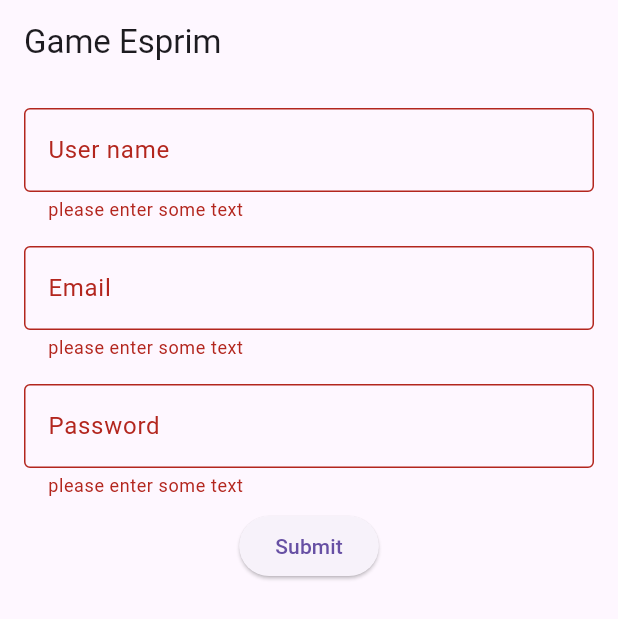
After one commit to doratekaya/FlutterProject_ESPRIM, a Flutter app: the screen it shows after launch, after a tap on "Submit", on a phone screen of 412 x 824 dp. The commit adds this screen. Shown: the top 619 px of the screen. Run offline on Flutter 3.47's test engine with Material 3 defaults, Android fonts, the light colour scheme and no system bars.

Commit message:
Inscription pages

```diff
--- /dev/null
+++ b/lib/authScreens/inscription.dart
@@ -0,0 +1,81 @@
+import 'package:flutter/material.dart';
+
+class Inscription extends StatefulWidget {
+  const Inscription({super.key});
+
+  @override
+  State<Inscription> createState() => _InscriptionState();
+}
+
+class _InscriptionState extends State<Inscription> {
+  GlobalKey<FormState> form=GlobalKey();
+
+  @override
+  Widget build(BuildContext context) {
+    return Scaffold(
+      appBar: AppBar(title: Text("Game Esprim"),),
+      body: Padding(
+        padding: const EdgeInsets.all(8.0),
+        child: ListView(
+          children: [
+            Form(
+              key: form,
+              child: Column(children: [
+
+                //1 text 1
+              Padding(
+                padding: const EdgeInsets.all(8.0),
+                child: TextFormField(
+
+                  decoration: InputDecoration(
+                    labelText: 'User name',
+                    border: OutlineInputBorder(),
+                  ),validator: ((value) {
+                    if (value!.isEmpty){
+                      return'please enter some text';
+                    }
+                  }),
+                ),
+              ),
+                //text2
+                  Padding(
+                    padding: const EdgeInsets.all(8.0),
+                    child: TextFormField(
+                                  decoration: InputDecoration(
+                    labelText: 'Email',
+                    border: OutlineInputBorder(),
+                                  ),validator: ((value) {
+                    if (value!.isEmpty){
+                      return'please enter some text';
+                    }
+                                  }),
+                                ),
+                  ),
+                //text3
+                  Padding(
+                    padding: const EdgeInsets.all(8.0),
+                    child: TextFormField(
+                                  decoration: InputDecoration(
+                    labelText: 'Password',
+                    border: OutlineInputBorder(),
+                                  ),validator: ((value) {
+                    if (value!.isEmpty){
+                      return'please enter some text';
+                    }
+                                  }),
+                                ),
+                  )
+
+                ,ElevatedButton(onPressed:(() {
+                if(form.currentState!.validate()){
+                  ScaffoldMessenger.of(context).showSnackBar(const SnackBar(content: Text('Processing data')));
+                }
+              }), child: Text("Submit")
+              )
+            ],))
+          ],
+        ),
+      ),
+    );
+  }
+}
--- a/lib/list.dart
+++ /dev/null
@@ -1,21 +0,0 @@
-import 'package:flutter/material.dart';
-import 'package:flutter_application_seance1/cell.dart';
-
-class ListWidget extends StatelessWidget {
-  const ListWidget({super.key});
-
-  @override
-  Widget build(BuildContext context) {
-    return Scaffold(
-      appBar: AppBar(
-        title: Text("Game-ESPRIM STORE"),
-      ),
-      body:Column(children: [
-        GameCell("dmc5.jpg", "Devil may Cry", 100),
-        GameCell("fifa.jpg", "FIFA ", 250),
-        GameCell("nfs.jpg", "Need for speed", 180),
-        GameCell("rdr2.jpg", "Red Dead Redemption", 80),
-      ]) ,
-    );
-  }
-}
--- a/lib/main.dart
+++ b/lib/main.dart
@@ -1,6 +1,7 @@
 import 'package:flutter/material.dart';
-import 'package:flutter_application_seance1/details.dart';
-import 'package:flutter_application_seance1/list.dart';
+import 'package:flutter_application_seance1/authScreens/inscription.dart';
+import 'package:flutter_application_seance1/store/details.dart';
+import 'package:flutter_application_seance1/store/list.dart';
 
 void main() {
   runApp(const MyApp());
@@ -12,7 +13,8 @@ class MyApp extends StatelessWidget {
   Widget build(BuildContext context) {
     return MaterialApp(
       title: "My First App",
-      home:  DetailsScreen(),
+      home:  Inscription(),
+
     );
   }
 }
--- /dev/null
+++ b/lib/models/game.dart
@@ -0,0 +1,9 @@
+class Game{
+  //Attr
+  final String name;
+  final double prix;
+  final String image;
+
+   Game(this.image,this.name,this.prix);
+
+}
--- /dev/null
+++ b/lib/store/list.dart
@@ -0,0 +1,33 @@
+import 'package:flutter/material.dart';
+import 'package:flutter_application_seance1/store/cell.dart';
+import 'package:flutter_application_seance1/models/game.dart';
+
+class ListWidget extends StatefulWidget {
+  const ListWidget({super.key});
+
+  @override
+  State<ListWidget> createState() => _ListWidgetState();
+}
+
+class _ListWidgetState extends State<ListWidget> {
+  List<Game> games = [Game("dmc5.jpg", "Devil may Cry", 100),
+  Game("fifa.jpg", "FIFA ", 250),
+  Game("nfs.jpg", "Need for speed", 180),
+  Game("rdr2.jpg", "Red Dead Redemption", 80),
+  Game("re8.jpg", "Resident Evil", 650),
+  Game("minecraft.jpg", "MineCrafft", 300),
+  ];
+  @override
+  Widget build(BuildContext context) {
+    return Scaffold(
+      appBar: AppBar(
+        title: Text("Game-ESPRIM STORE"),
+      ),
+      body:ListView.builder(
+        itemCount: games.length ,
+        itemBuilder: (context,index){
+          return GameCell(games[index].image, games[index].name, games[index].prix);
+        }) ,
+    );
+  }
+}
```
Also changed, not shown: lib/store/cell.dart (renamed from lib/cell.dart), lib/store/details.dart (renamed from lib/details.dart).
